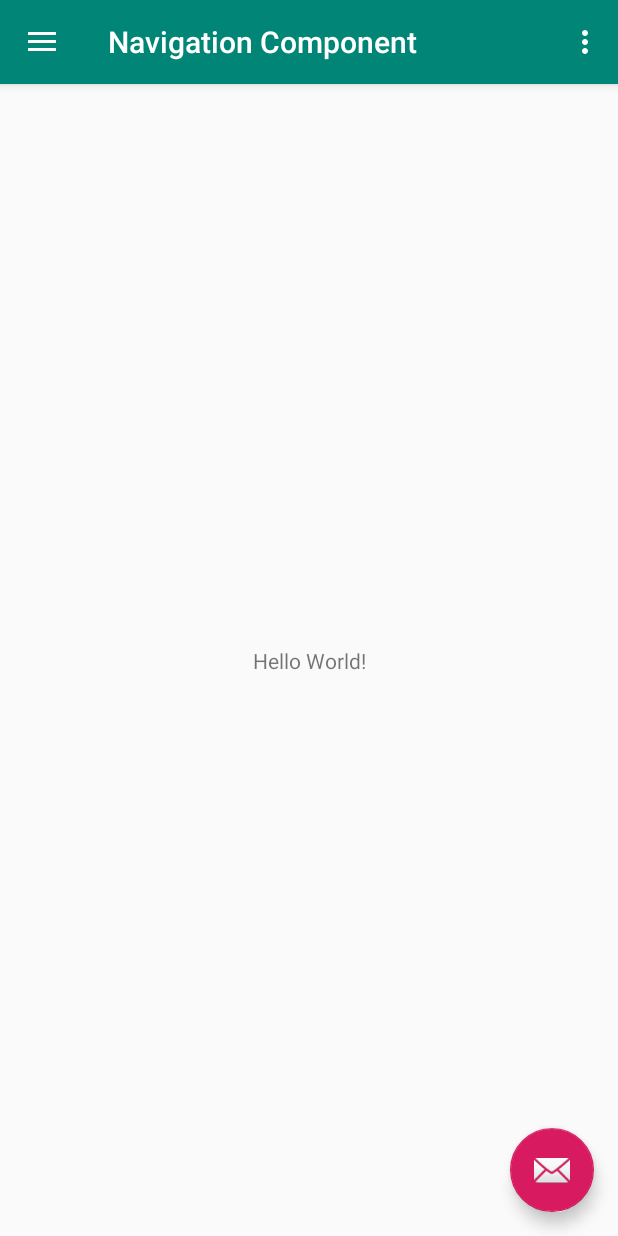
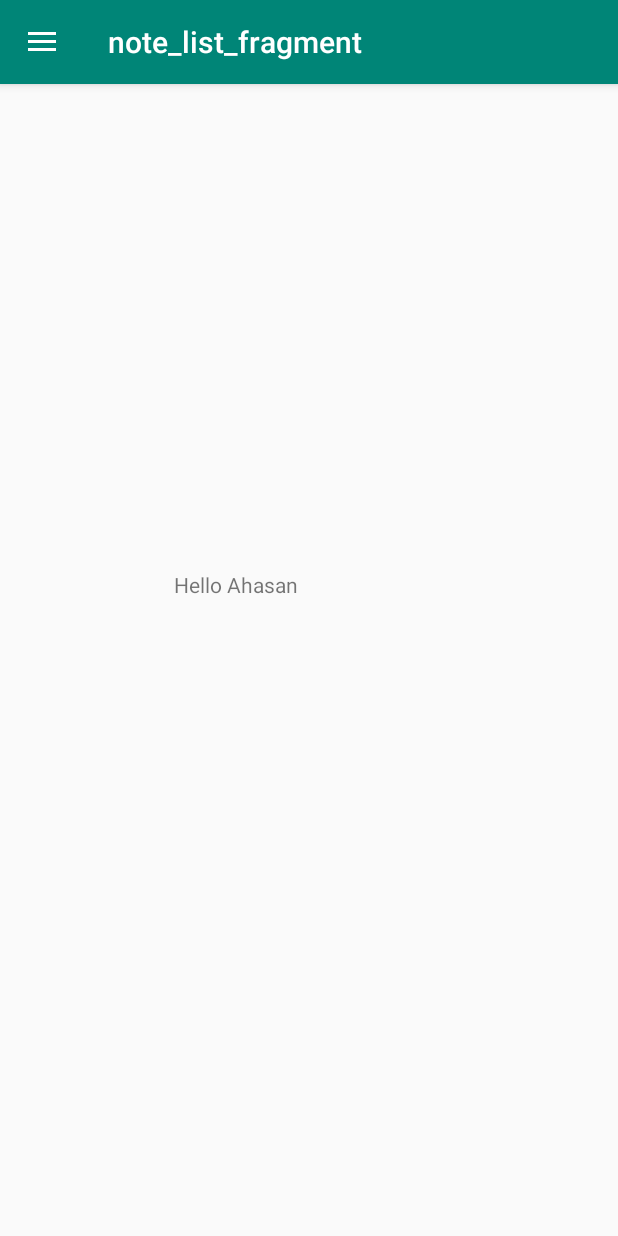
Before and after one commit to ahasanidea/navigation-arch-component, an Android app: the screen it shows after launch (MainActivity), on a phone screen of 412 x 824 dp. Run offline under Robolectric (Android 15) with nearby library versions, the phone set to English and light mode, and no system bars; our stand-ins replace navigation-ui.

Commit message:
Update from home

```diff
--- a/app/src/main/java/com/ahasanidea/navcom/MainActivity.kt
+++ b/app/src/main/java/com/ahasanidea/navcom/MainActivity.kt
@@ -1,35 +1,35 @@
 package com.ahasanidea.navcom
 
 import android.os.Bundle
-import com.google.android.material.snackbar.Snackbar
-import com.google.android.material.navigation.NavigationView
 import androidx.core.view.GravityCompat
-import androidx.appcompat.app.ActionBarDrawerToggle
 import androidx.appcompat.app.AppCompatActivity
-import android.view.Menu
-import android.view.MenuItem
+import androidx.navigation.NavController
+import androidx.navigation.Navigation
+import androidx.navigation.ui.AppBarConfiguration
+import androidx.navigation.ui.NavigationUI
+import androidx.navigation.ui.setupActionBarWithNavController
 import kotlinx.android.synthetic.main.activity_main.*
-import kotlinx.android.synthetic.main.app_bar_main.*
 
-class MainActivity : AppCompatActivity(), NavigationView.OnNavigationItemSelectedListener {
 
+class MainActivity : AppCompatActivity(){
+    private lateinit var appBarConfiguration: AppBarConfiguration
+    private lateinit var navController: NavController
     override fun onCreate(savedInstanceState: Bundle?) {
         super.onCreate(savedInstanceState)
         setContentView(R.layout.activity_main)
+
+        navController=Navigation.findNavController(this,R.id.nav_host_fragment)
+        appBarConfiguration= AppBarConfiguration(navController.graph,drawer_layout)
+
+        //setup ActionBar
         setSupportActionBar(toolbar)
+        setupActionBarWithNavController(navController,appBarConfiguration)
+       // Tie nav graph to items in nav drawer
+        NavigationUI.setupWithNavController(nav_view, navController)
 
-        fab.setOnClickListener { view ->
-            Snackbar.make(view, "Replace with your own action", Snackbar.LENGTH_LONG)
-                .setAction("Action", null).show()
-        }
-
-        val toggle = ActionBarDrawerToggle(
-            this, drawer_layout, toolbar, R.string.navigation_drawer_open, R.string.navigation_drawer_close
-        )
-        drawer_layout.addDrawerListener(toggle)
-        toggle.syncState()
-
-        nav_view.setNavigationItemSelectedListener(this)
+    }
+    override fun onSupportNavigateUp(): Boolean {
+        return NavigationUI.navigateUp(navController, drawer_layout)
     }
 
     override fun onBackPressed() {
@@ -40,46 +40,7 @@ class MainActivity : AppCompatActivity(), NavigationView.OnNavigationItemSelecte
         }
     }
 
-    override fun onCreateOptionsMenu(menu: Menu): Boolean {
-        // Inflate the menu; this adds items to the action bar if it is present.
-        menuInflater.inflate(R.menu.main, menu)
-        return true
-    }
 
-    override fun onOptionsItemSelected(item: MenuItem): Boolean {
-        // Handle action bar item clicks here. The action bar will
-        // automatically handle clicks on the Home/Up button, so long
-        // as you specify a parent activity in AndroidManifest.xml.
-        when (item.itemId) {
-            R.id.action_settings -> return true
-            else -> return super.onOptionsItemSelected(item)
-        }
-    }
 
-    override fun onNavigationItemSelected(item: MenuItem): Boolean {
-        // Handle navigation view item clicks here.
-        when (item.itemId) {
-            R.id.nav_camera -> {
-                // Handle the camera action
-            }
-            R.id.nav_gallery -> {
 
-            }
-            R.id.nav_slideshow -> {
-
-            }
-            R.id.nav_manage -> {
-
-            }
-            R.id.nav_share -> {
-
-            }
-            R.id.nav_send -> {
-
-            }
-        }
-
-        drawer_layout.closeDrawer(GravityCompat.START)
-        return true
-    }
 }
--- /dev/null
+++ b/app/src/main/java/com/ahasanidea/navcom/fragments/NoteListFragment.kt
@@ -0,0 +1,24 @@
+package com.ahasanidea.navcom.fragments
+
+
+import android.os.Bundle
+import androidx.fragment.app.Fragment
+import android.view.LayoutInflater
+import android.view.View
+import android.view.ViewGroup
+
+import com.ahasanidea.navcom.R
+
+
+class NoteListFragment : Fragment() {
+
+    override fun onCreateView(
+        inflater: LayoutInflater, container: ViewGroup?,
+        savedInstanceState: Bundle?
+    ): View? {
+        return inflater.inflate(R.layout.note_list_fragment, container, false)
+    }
+
+
+
+}
--- /dev/null
+++ b/app/src/main/java/com/ahasanidea/navcom/fragments/SearchFragment.kt
@@ -0,0 +1,24 @@
+package com.ahasanidea.navcom.fragments
+
+
+import android.os.Bundle
+import androidx.fragment.app.Fragment
+import android.view.LayoutInflater
+import android.view.View
+import android.view.ViewGroup
+
+import com.ahasanidea.navcom.R
+
+
+class SearchFragment : Fragment() {
+
+    override fun onCreateView(
+        inflater: LayoutInflater, container: ViewGroup?,
+        savedInstanceState: Bundle?
+    ): View? {
+        // Inflate the layout for this fragment
+        return inflater.inflate(R.layout.fragment_search, container, false)
+    }
+
+
+}
--- /dev/null
+++ b/app/src/main/java/com/ahasanidea/navcom/viewmodels/NoteListViewModel.kt
@@ -0,0 +1,7 @@
+package com.ahasanidea.navcom.viewmodels
+
+import androidx.lifecycle.ViewModel;
+
+class NoteListViewModel : ViewModel() {
+    // TODO: Implement the ViewModel
+}
--- /dev/null
+++ b/app/src/main/res/drawable/ic_list_black.xml
@@ -0,0 +1,9 @@
+<vector xmlns:android="http://schemas.android.com/apk/res/android"
+        android:width="24dp"
+        android:height="24dp"
+        android:viewportWidth="24.0"
+        android:viewportHeight="24.0">
+    <path
+        android:fillColor="#FF000000"
+        android:pathData="M3,13h2v-2L3,11v2zM3,17h2v-2L3,15v2zM3,9h2L5,7L3,7v2zM7,13h14v-2L7,11v2zM7,17h14v-2L7,15v2zM7,7v2h14L21,7L7,7z"/>
+</vector>
--- /dev/null
+++ b/app/src/main/res/drawable/ic_search_black.xml
@@ -0,0 +1,9 @@
+<vector xmlns:android="http://schemas.android.com/apk/res/android"
+        android:width="24dp"
+        android:height="24dp"
+        android:viewportWidth="24.0"
+        android:viewportHeight="24.0">
+    <path
+        android:fillColor="#FF000000"
+        android:pathData="M15.5,14h-0.79l-0.28,-0.27C15.41,12.59 16,11.11 16,9.5 16,5.91 13.09,3 9.5,3S3,5.91 3,9.5 5.91,16 9.5,16c1.61,0 3.09,-0.59 4.23,-1.57l0.27,0.28v0.79l5,4.99L20.49,19l-4.99,-5zM9.5,14C7.01,14 5,11.99 5,9.5S7.01,5 9.5,5 14,7.01 14,9.5 11.99,14 9.5,14z"/>
+</vector>
--- a/app/src/main/res/layout/activity_main.xml
+++ b/app/src/main/res/layout/activity_main.xml
@@ -9,10 +9,33 @@
         android:fitsSystemWindows="true"
         tools:openDrawer="start">
 
-    <include
-            layout="@layout/app_bar_main"
-            android:layout_width="match_parent"
-            android:layout_height="match_parent"/>
+   <LinearLayout
+           android:layout_width="match_parent"
+           android:layout_height="match_parent"
+           android:orientation="vertical">
+       <com.google.android.material.appbar.AppBarLayout
+               android:layout_height="wrap_content"
+               android:layout_width="match_parent"
+               android:theme="@style/AppTheme.AppBarOverlay">
+
+           <androidx.appcompat.widget.Toolbar
+                   android:id="@+id/toolbar"
+                   android:layout_width="match_parent"
+                   android:layout_height="?attr/actionBarSize"
+                   android:background="?attr/colorPrimary"
+                   app:popupTheme="@style/AppTheme.PopupOverlay"/>
+
+
+       </com.google.android.material.appbar.AppBarLayout>
+       <fragment
+               android:id="@+id/nav_host_fragment"
+               android:name="androidx.navigation.fragment.NavHostFragment"
+               android:layout_width="match_parent"
+               android:layout_height="match_parent"
+               app:defaultNavHost="true"
+               app:navGraph="@navigation/nav_graph" />
+
+   </LinearLayout>
 
     <com.google.android.material.navigation.NavigationView
             android:id="@+id/nav_view"
@@ -21,6 +44,6 @@
             android:layout_gravity="start"
             android:fitsSystemWindows="true"
             app:headerLayout="@layout/nav_header_main"
-            app:menu="@menu/activity_main_drawer"/>
+            app:menu="@menu/nav_drawer"/>
 
 </androidx.drawerlayout.widget.DrawerLayout>
--- a/app/src/main/res/layout/app_bar_main.xml
+++ /dev/null
@@ -1,34 +0,0 @@
-<?xml version="1.0" encoding="utf-8"?>
-<androidx.coordinatorlayout.widget.CoordinatorLayout
-        xmlns:android="http://schemas.android.com/apk/res/android"
-        xmlns:app="http://schemas.android.com/apk/res-auto"
-        xmlns:tools="http://schemas.android.com/tools"
-        android:layout_width="match_parent"
-        android:layout_height="match_parent"
-        tools:context=".MainActivity">
-
-    <com.google.android.material.appbar.AppBarLayout
-            android:layout_height="wrap_content"
-            android:layout_width="match_parent"
-            android:theme="@style/AppTheme.AppBarOverlay">
-
-        <androidx.appcompat.widget.Toolbar
-                android:id="@+id/toolbar"
-                android:layout_width="match_parent"
-                android:layout_height="?attr/actionBarSize"
-                android:background="?attr/colorPrimary"
-                app:popupTheme="@style/AppTheme.PopupOverlay"/>
-
-    </com.google.android.material.appbar.AppBarLayout>
-
-    <include layout="@layout/content_main"/>
-
-    <com.google.android.material.floatingactionbutton.FloatingActionButton
-            android:id="@+id/fab"
-            android:layout_width="wrap_content"
-            android:layout_height="wrap_content"
-            android:layout_gravity="bottom|end"
-            android:layout_margin="@dimen/fab_margin"
-            app:srcCompat="@android:drawable/ic_dialog_email"/>
-
-</androidx.coordinatorlayout.widget.CoordinatorLayout>
--- a/app/src/main/res/layout/content_main.xml
+++ /dev/null
@@ -1,21 +0,0 @@
-<?xml version="1.0" encoding="utf-8"?>
-<androidx.constraintlayout.widget.ConstraintLayout
-        xmlns:android="http://schemas.android.com/apk/res/android"
-        xmlns:tools="http://schemas.android.com/tools"
-        xmlns:app="http://schemas.android.com/apk/res-auto"
-        android:layout_width="match_parent"
-        android:layout_height="match_parent"
-        app:layout_behavior="@string/appbar_scrolling_view_behavior"
-        tools:showIn="@layout/app_bar_main"
-        tools:context=".MainActivity">
-
-    <TextView
-            android:layout_width="wrap_content"
-            android:layout_height="wrap_content"
-            android:text="Hello World!"
-            app:layout_constraintBottom_toBottomOf="parent"
-            app:layout_constraintLeft_toLeftOf="parent"
-            app:layout_constraintRight_toRightOf="parent"
-            app:layout_constraintTop_toTopOf="parent"/>
-
-</androidx.constraintlayout.widget.ConstraintLayout>
--- /dev/null
+++ b/app/src/main/res/layout/fragment_search.xml
@@ -0,0 +1,17 @@
+<?xml version="1.0" encoding="utf-8"?>
+<androidx.constraintlayout.widget.ConstraintLayout
+        xmlns:android="http://schemas.android.com/apk/res/android"
+        xmlns:app="http://schemas.android.com/apk/res-auto"
+        xmlns:tools="http://schemas.android.com/tools"
+        android:layout_width="match_parent"
+        android:layout_height="match_parent"
+        tools:context=".fragments.SearchFragment"
+        android:id="@+id/searchLayout">
+    <TextView
+            android:text="Search Note"
+            android:layout_width="wrap_content"
+            android:layout_height="wrap_content"
+            android:id="@+id/textView4" app:layout_constraintTop_toTopOf="parent"
+            app:layout_constraintStart_toStartOf="parent" android:layout_marginTop="280dp"
+            android:layout_marginStart="130dp"/>
+</androidx.constraintlayout.widget.ConstraintLayout>
--- /dev/null
+++ b/app/src/main/res/layout/note_list_fragment.xml
@@ -0,0 +1,18 @@
+<?xml version="1.0" encoding="utf-8"?>
+<androidx.constraintlayout.widget.ConstraintLayout
+        xmlns:android="http://schemas.android.com/apk/res/android"
+        xmlns:app="http://schemas.android.com/apk/res-auto"
+        xmlns:tools="http://schemas.android.com/tools"
+        android:layout_width="match_parent"
+        android:layout_height="match_parent"
+        tools:context=".fragments.NoteListFragment" android:id="@+id/noteListLayout">
+
+
+    <TextView
+            android:text="@string/hello_ahasan"
+            android:layout_width="wrap_content"
+            android:layout_height="wrap_content"
+            android:id="@+id/textView3" app:layout_constraintTop_toTopOf="parent"
+            app:layout_constraintStart_toStartOf="parent" android:layout_marginTop="324dp"
+            android:layout_marginStart="116dp"/>
+</androidx.constraintlayout.widget.ConstraintLayout>
--- a/app/src/main/res/menu/activity_main_drawer.xml
+++ /dev/null
@@ -1,38 +0,0 @@
-<?xml version="1.0" encoding="utf-8"?>
-<menu xmlns:android="http://schemas.android.com/apk/res/android"
-      xmlns:tools="http://schemas.android.com/tools"
-      tools:showIn="navigation_view">
-
-    <group android:checkableBehavior="single">
-        <item
-                android:id="@+id/nav_camera"
-                android:icon="@drawable/ic_menu_camera"
-                android:title="Import"/>
-        <item
-                android:id="@+id/nav_gallery"
-                android:icon="@drawable/ic_menu_gallery"
-                android:title="Gallery"/>
-        <item
-                android:id="@+id/nav_slideshow"
-                android:icon="@drawable/ic_menu_slideshow"
-                android:title="Slideshow"/>
-        <item
-                android:id="@+id/nav_manage"
-                android:icon="@drawable/ic_menu_manage"
-                android:title="Tools"/>
-    </group>
-
-    <item android:title="Communicate">
-        <menu>
-            <item
-                    android:id="@+id/nav_share"
-                    android:icon="@drawable/ic_menu_share"
-                    android:title="Share"/>
-            <item
-                    android:id="@+id/nav_send"
-                    android:icon="@drawable/ic_menu_send"
-                    android:title="Send"/>
-        </menu>
-    </item>
-
-</menu>
--- /dev/null
+++ b/app/src/main/res/menu/nav_drawer.xml
@@ -0,0 +1,18 @@
+<?xml version="1.0" encoding="utf-8"?>
+<menu xmlns:android="http://schemas.android.com/apk/res/android"
+      xmlns:tools="http://schemas.android.com/tools"
+      tools:showIn="navigation_view">
+
+    <group android:checkableBehavior="single">
+        <item
+                android:id="@+id/noteListFragment"
+                android:icon="@drawable/ic_list_black"
+                android:title="Note List"/>
+        <item
+                android:id="@+id/searchFragment"
+                android:icon="@drawable/ic_search_black"
+                android:title="Search List"/>
+
+    </group>
+
+</menu>
--- /dev/null
+++ b/app/src/main/res/navigation/nav_graph.xml
@@ -0,0 +1,15 @@
+<?xml version="1.0" encoding="utf-8"?>
+<navigation xmlns:android="http://schemas.android.com/apk/res/android"
+            xmlns:app="http://schemas.android.com/apk/res-auto"
+            xmlns:tools="http://schemas.android.com/tools" android:id="@+id/nav_graph"
+            app:startDestination="@id/noteListFragment">
+
+    <fragment android:id="@+id/noteListFragment"
+              android:name="com.ahasanidea.navcom.fragments.NoteListFragment"
+              android:label="note_list_fragment"
+              tools:layout="@layout/note_list_fragment"/>
+    <fragment android:id="@+id/searchFragment"
+              android:name="com.ahasanidea.navcom.fragments.SearchFragment"
+              android:label="fragment_search"
+              tools:layout="@layout/fragment_search"/>
+</navigation>
--- a/app/src/main/res/values/strings.xml
+++ b/app/src/main/res/values/strings.xml
@@ -6,4 +6,8 @@
     <string name="nav_header_subtitle">android.studio@android.com</string>
     <string name="nav_header_desc">Navigation header</string>
     <string name="action_settings">Settings</string>
+    <string name="hello_ahasan">Hello Ahasan</string>
+
+    <!-- TODO: Remove or change this placeholder text -->
+    <string name="hello_blank_fragment">Hello blank fragment</string>
 </resources>
--- a/build.gradle
+++ b/build.gradle
@@ -10,6 +10,7 @@ buildscript {
     dependencies {
         classpath 'com.android.tools.build:gradle:3.3.0'
         classpath "org.jetbrains.kotlin:kotlin-gradle-plugin:$kotlin_version"
+        classpath "android.arch.navigation:navigation-safe-args-gradle-plugin:1.0.0-alpha11"
         // NOTE: Do not place your application dependencies here; they belong
         // in the individual module build.gradle files
     }
```
Also changed, not shown: app/build.gradle (+20 -10 lines).
